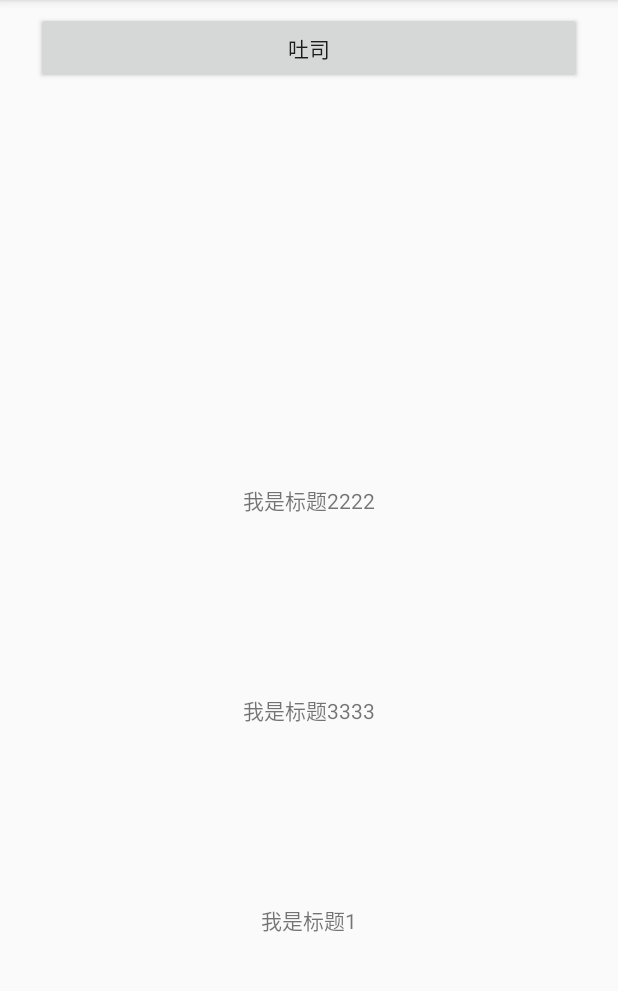
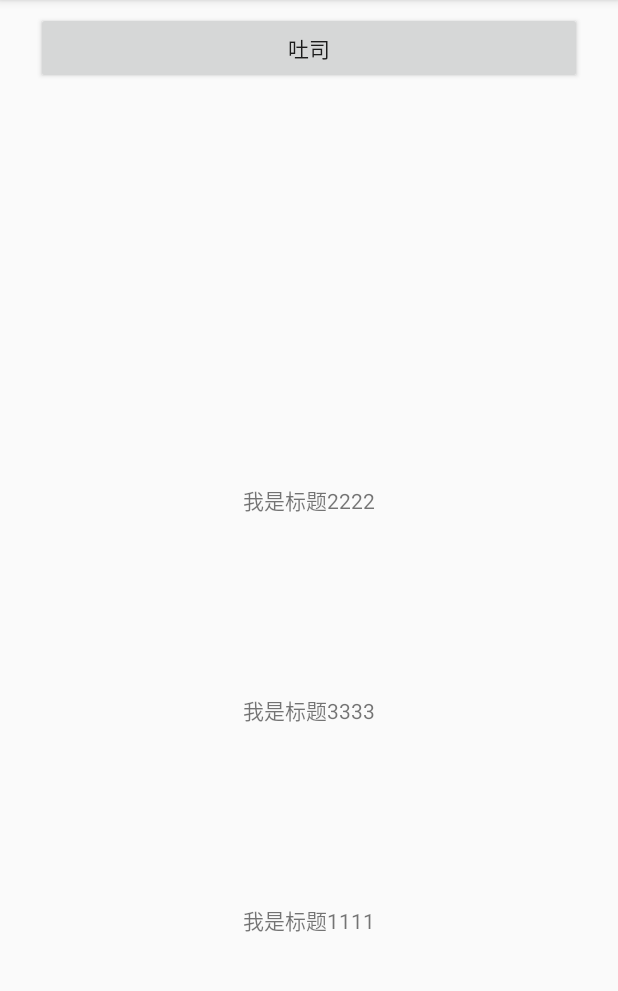
Before and after one commit to wwf1227/GitTest, an Android app: the screen it shows after launch (MainActivity), on a phone screen of 412 x 824 dp, the part 84-1075 px from its top. Run offline under Robolectric (Android 15) with nearby library versions, the phone set to English and light mode, and no system bars.

Commit message:
upd title1

```diff
--- a/app/src/main/res/values/strings.xml
+++ b/app/src/main/res/values/strings.xml
@@ -1,7 +1,7 @@
 <resources>
     <string name="app_name">GitTest</string>
     <string name="tusi">吐司</string>
-    <string name="title1">我是标题1</string>
+    <string name="title1">我是标题1111</string>
     <string name="title2">我是标题2222</string>
     <string name="title3">我是标题3333</string>
 </resources>
```
